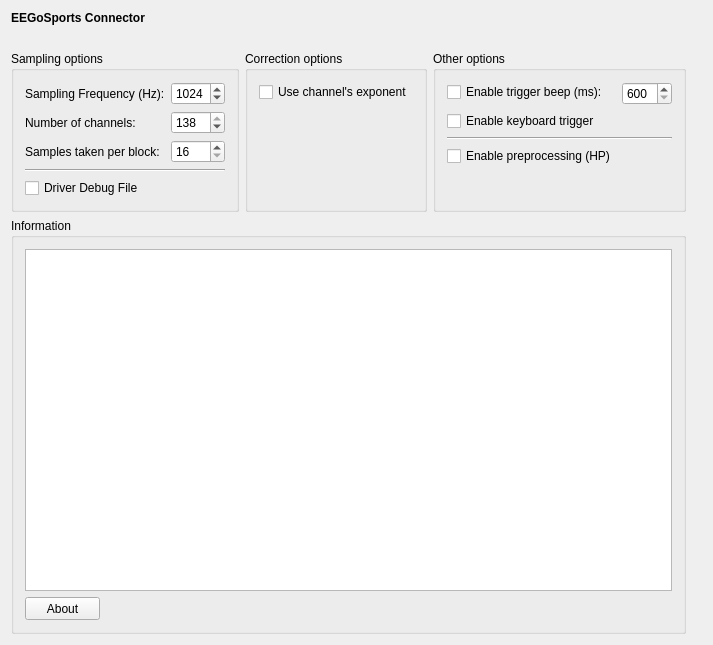
First picture: the form in applications/mne_x/plugins/eegosports/FormFiles/eegosportssetup.ui, repository mne-tools/mne-cpp, before the edit.
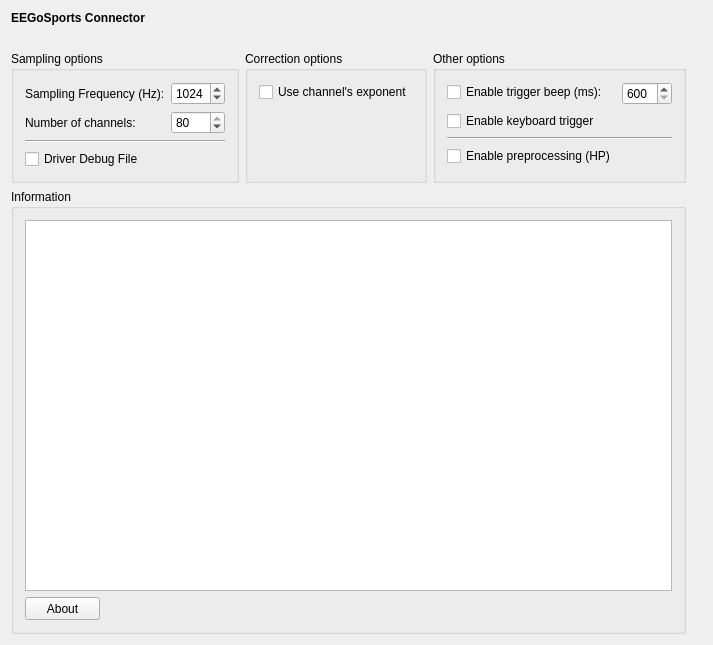
Second picture: the form after the edit.

```diff
--- a/applications/mne_x/plugins/eegosports/FormFiles/eegosportssetup.ui
+++ b/applications/mne_x/plugins/eegosports/FormFiles/eegosportssetup.ui
@@ -127,34 +127,14 @@
            <number>1</number>
           </property>
           <property name="maximum">
-           <number>138</number>
+           <number>80</number>
           </property>
           <property name="value">
-           <number>138</number>
+           <number>80</number>
           </property>
          </widget>
         </item>
-        <item row="2" column="0">
-         <widget class="QLabel" name="m_qLabel_SamplesPerBlock">
-          <property name="text">
-           <string>Samples taken per block:</string>
-          </property>
-         </widget>
-        </item>
-        <item row="2" column="1">
-         <widget class="QSpinBox" name="m_spinBox_SamplesPerBlock">
-          <property name="minimum">
-           <number>16</number>
-          </property>
-          <property name="maximum">
-           <number>512</number>
-          </property>
-          <property name="value">
-           <number>16</number>
-          </property>
-         </widget>
-        </item>
-        <item row="3" column="0" colspan="2">
+        <item row="2" column="0" colspan="2">
          <widget class="Line" name="line_2">
           <property name="minimumSize">
            <size>
@@ -167,7 +147,7 @@
           </property>
          </widget>
         </item>
-        <item row="4" column="0">
+        <item row="3" column="0">
          <widget class="QCheckBox" name="m_checkBox_WriteDriverDebugToFile">
           <property name="text">
            <string>Driver Debug File</string>
```
